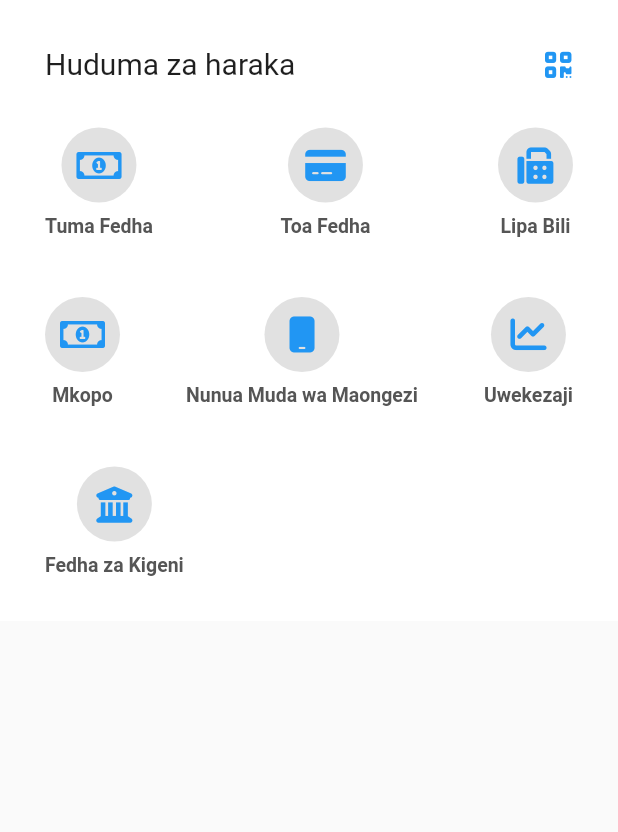
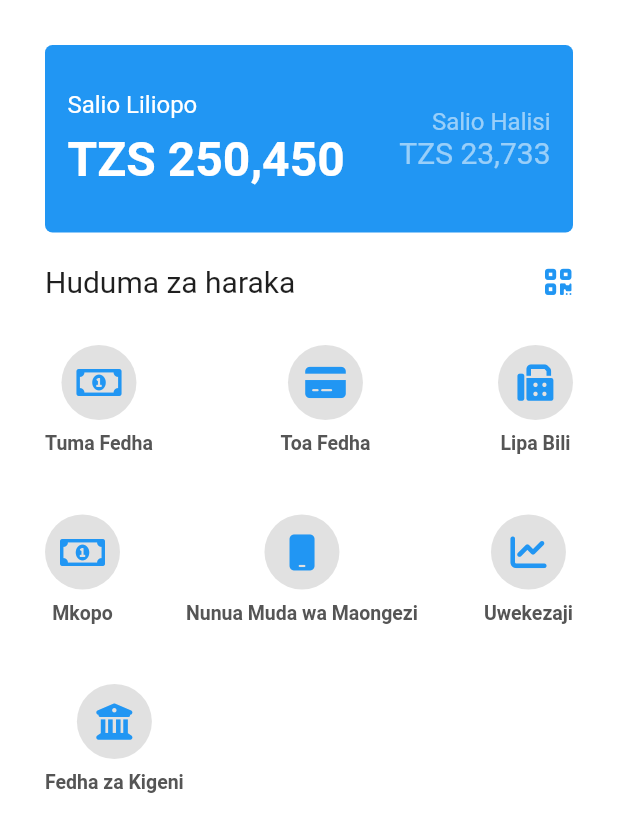
Before and after one commit to wao1ook/nmbmkononi, a Flutter app: the screen it shows after launch, on a phone screen of 412 x 824 dp. Shown: the top 832 px of the screen. Run offline on Flutter 3.47's test engine with Material 2 defaults, Android fonts, the phone set to English and light mode, and no system bars; our stand-ins replace flutter_icons; Roboto replaces fonts that are missing (Myriad Pro).

Commit message:
wip: Home Page

```diff
--- a/lib/pages/home.dart
+++ b/lib/pages/home.dart
@@ -10,7 +10,78 @@ class Home extends StatelessWidget {
       padding: EdgeInsets.all(30),
       child: Column(
         children: [
-          Row(),
+          Container(
+            child: Container(
+              padding: EdgeInsets.symmetric(vertical: 30, horizontal: 15),
+              decoration: BoxDecoration(
+                color: Colors.blue,
+                borderRadius: BorderRadius.circular(5),
+              ),
+              child: Row(
+                mainAxisAlignment: MainAxisAlignment.spaceBetween,
+                children: [
+                  Column(
+                    mainAxisAlignment: MainAxisAlignment.start,
+                    crossAxisAlignment: CrossAxisAlignment.start,
+                    children: [
+                      Padding(
+                        padding: EdgeInsets.only(bottom: 8),
+                        child: Text(
+                          'Salio Liliopo',
+                          style: TextStyle(
+                            fontFamily: 'Myriad Pro',
+                            fontSize: 16,
+                            color: const Color(0xffffffff),
+                            letterSpacing: 0.0007874999791383743,
+                          ),
+                          textAlign: TextAlign.left,
+                        ),
+                      ),
+                      Text(
+                        'TZS 250,450',
+                        style: TextStyle(
+                          fontFamily: 'Myriad Pro',
+                          fontSize: 32,
+                          color: const Color(0xffffffff),
+                          letterSpacing: 0.0016031251698732376,
+                          fontWeight: FontWeight.w700,
+                        ),
+                      ),
+                    ],
+                  ),
+                  Column(
+                    mainAxisAlignment: MainAxisAlignment.end,
+                    crossAxisAlignment: CrossAxisAlignment.end,
+                    children: [
+                      Text(
+                        'Salio Halisi',
+                        style: TextStyle(
+                          fontFamily: 'Myriad Pro',
+                          fontSize: 16,
+                          color: Colors.white54,
+                          letterSpacing: 0.0005062499865889549,
+                        ),
+                        textAlign: TextAlign.left,
+                      ),
+                      Text(
+                        'TZS 23,733',
+                        style: TextStyle(
+                          fontFamily: 'Myriad Pro',
+                          fontSize: 20,
+                          color: Colors.white54,
+                          letterSpacing: 0.0006749999821186066,
+                        ),
+                        textAlign: TextAlign.left,
+                      ),
+                    ],
+                  )
+                ],
+              ),
+            ),
+          ),
+          SizedBox(
+            height: 20,
+          ),
           Row(
             mainAxisAlignment: MainAxisAlignment.spaceBetween,
             crossAxisAlignment: CrossAxisAlignment.center,
@@ -111,7 +182,7 @@ class Home extends StatelessWidget {
                     ),
                   ),
                   Padding(
-                    padding: EdgeInsets.only(top:8.0),
+                    padding: EdgeInsets.only(top: 8.0),
                     child: Text(
                       'Lipa Bili',
                       style: TextStyle(
@@ -127,7 +198,9 @@ class Home extends StatelessWidget {
               ),
             ],
           ),
-          SizedBox(height: 40,),
+          SizedBox(
+            height: 40,
+          ),
           Row(
             mainAxisAlignment: MainAxisAlignment.spaceBetween,
             children: [
@@ -204,7 +277,7 @@ class Home extends StatelessWidget {
                     ),
                   ),
                   Padding(
-                    padding: EdgeInsets.only(top:8.0),
+                    padding: EdgeInsets.only(top: 8.0),
                     child: Text(
                       'Uwekezaji',
                       style: TextStyle(
@@ -220,7 +293,9 @@ class Home extends StatelessWidget {
               ),
             ],
           ),
-          SizedBox(height: 40,),
+          SizedBox(
+            height: 40,
+          ),
           Row(
             mainAxisAlignment: MainAxisAlignment.spaceBetween,
             children: [
```
